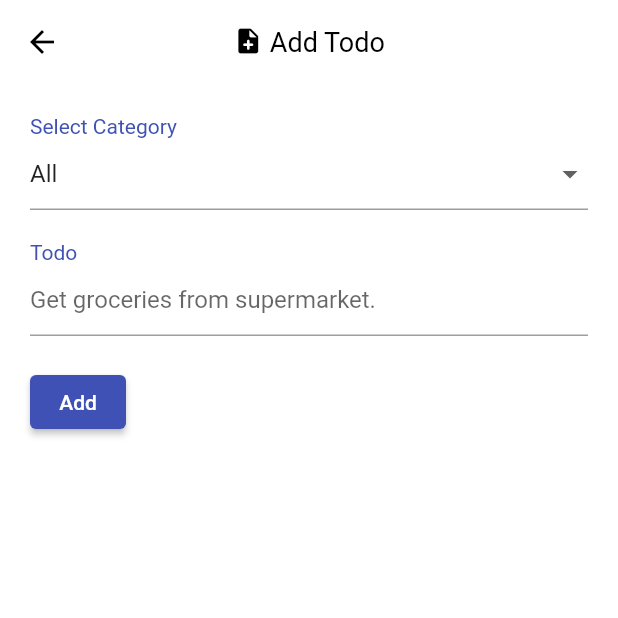
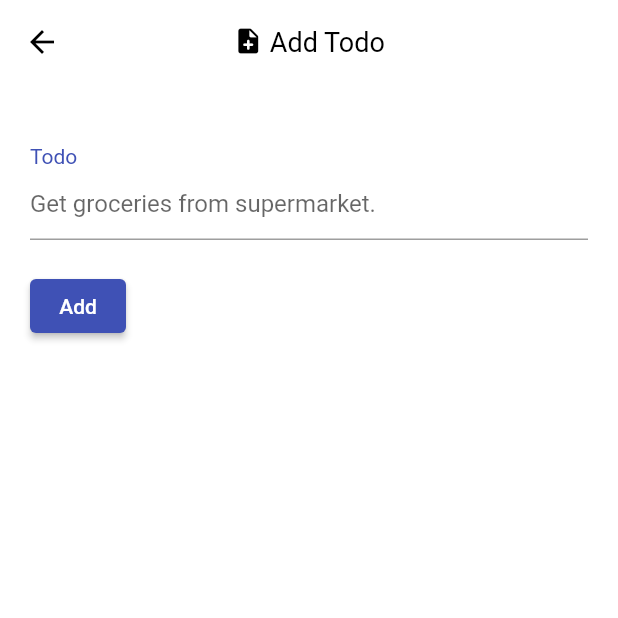
Before and after one commit to razaIqbal07/todo, a Flutter app: the ManageCategories screen opened directly, on a phone screen of 412 x 824 dp, the top half of it. Run offline on Flutter 3.47's test engine with Material 2 defaults, Android fonts, the phone set to English and light mode, and no system bars; our stand-ins replace cloud_firestore, firebase_core; accounts and stored records are empty.

```diff
--- a/lib/screens/ManageCategories.dart
+++ b/lib/screens/ManageCategories.dart
@@ -9,7 +9,7 @@ class ManageCategories extends StatefulWidget {
 
 class _ManageCategoriesState extends State<ManageCategories> {
   final _formKey = GlobalKey<FormState>();
-  String dropdownValue = 'All';
+  // String dropdownValue = 'All';
   @override
   Widget build(BuildContext context) {
     return Scaffold(
@@ -38,22 +38,22 @@ class _ManageCategoriesState extends State<ManageCategories> {
           child: Column(
             crossAxisAlignment: CrossAxisAlignment.start,
             children: [
-              Text('Select Category'),
-              DropdownButtonFormField(
-                value: dropdownValue,
-                onChanged: (String newValue) {
-                  setState(() {
-                    dropdownValue = newValue;
-                  });
-                },
-                items: <String>['All', 'Work', 'Personal', 'Home']
-                    .map<DropdownMenuItem<String>>((String value) {
-                  return DropdownMenuItem<String>(
-                    value: value,
-                    child: Text(value),
-                  );
-                }).toList(),
-              ),
+              // Text('Select Category'),
+              // DropdownButtonFormField(
+              //   value: dropdownValue,
+              //   onChanged: (String newValue) {
+              //     setState(() {
+              //       dropdownValue = newValue;
+              //     });
+              //   },
+              //   items: <String>['All', 'Work', 'Personal', 'Home']
+              //       .map<DropdownMenuItem<String>>((String value) {
+              //     return DropdownMenuItem<String>(
+              //       value: value,
+              //       child: Text(value),
+              //     );
+              //   }).toList(),
+              // ),
               SizedBox(
                 height: 20,
               ),
```
